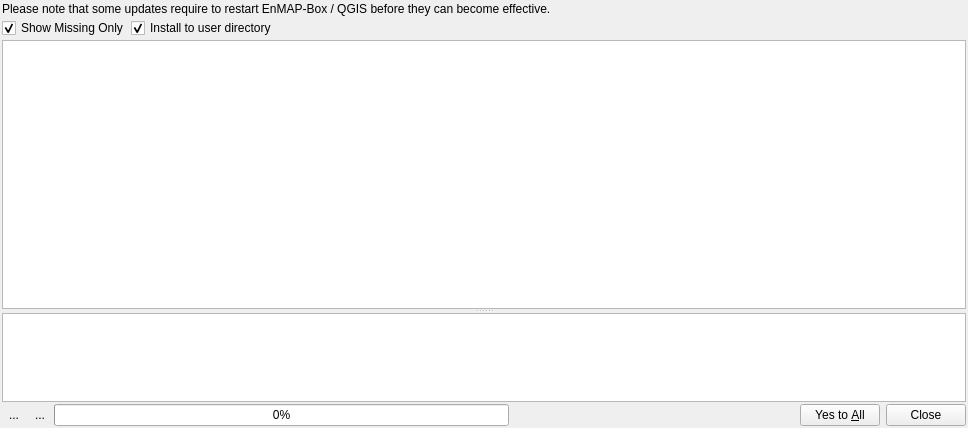
This is enmapbox/gui/ui/pippackageinstaller.ui in EnMAP-Box/enmap-box as Qt 5 draws it before an edit. The edited form follows.
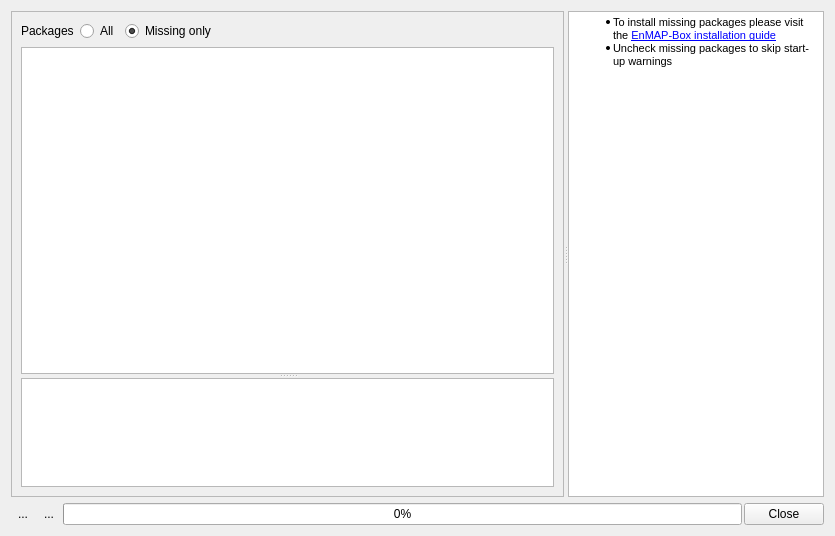
This is the edited form. Icons and pictures are not drawn. Custom widgets are drawn as their Qt base class.

Commit message:
dependencycheck uses pip package instead of subcommand
refactored PIPInstaller GUI

Patch:
```diff
--- a/enmapbox/gui/ui/pippackageinstaller.ui
+++ b/enmapbox/gui/ui/pippackageinstaller.ui
@@ -6,61 +6,65 @@
    <rect>
     <x>0</x>
     <y>0</y>
-    <width>968</width>
-    <height>428</height>
+    <width>835</width>
+    <height>536</height>
    </rect>
   </property>
   <property name="windowTitle">
-   <string>PIP Package Installer</string>
+   <string>PyPI Package Info</string>
+  </property>
+  <layout class="QVBoxLayout" name="verticalLayout_2">
+   <item>
+    <widget class="QSplitter" name="splitter_2">
+     <property name="sizePolicy">
+      <sizepolicy hsizetype="Expanding" vsizetype="Preferred">
+       <horstretch>0</horstretch>
+       <verstretch>2</verstretch>
+      </sizepolicy>
+     </property>
+     <property name="orientation">
+      <enum>Qt::Horizontal</enum>
+     </property>
+     <widget class="QFrame" name="frame">
+      <property name="sizePolicy">
+       <sizepolicy hsizetype="Preferred" vsizetype="Preferred">
+        <horstretch>2</horstretch>
+        <verstretch>0</verstretch>
+       </sizepolicy>
+      </property>
+      <property name="frameShape">
+       <enum>QFrame::StyledPanel</enum>
+      </property>
+      <property name="frameShadow">
+       <enum>QFrame::Raised</enum>
   </property>
   <layout class="QVBoxLayout" name="verticalLayout">
-   <property name="spacing">
-    <number>2</number>
-   </property>
-   <property name="leftMargin">
-    <number>2</number>
-   </property>
-   <property name="topMargin">
-    <number>2</number>
-   </property>
-   <property name="rightMargin">
-    <number>2</number>
-   </property>
-   <property name="bottomMargin">
-    <number>2</number>
-   </property>
-   <item>
-    <widget class="QLabel" name="label">
-     <property name="text">
-      <string>Please note that some updates require to restart EnMAP-Box / QGIS before they can become effective.</string>
-     </property>
-    </widget>
-   </item>
    <item>
     <layout class="QHBoxLayout" name="horizontalLayout">
      <property name="spacing">
-      <number>2</number>
+          <number>6</number>
      </property>
      <property name="topMargin">
       <number>0</number>
      </property>
      <item>
-      <widget class="QCheckBox" name="cbMissingOnly">
+          <widget class="QLabel" name="label_2">
        <property name="text">
-        <string>Show Missing Only</string>
-       </property>
-       <property name="checked">
-        <bool>true</bool>
-       </property>
+            <string>Packages</string>
+           </property>
       </widget>
      </item>
      <item>
-      <widget class="QCheckBox" name="cbUser">
-       <property name="enabled">
-        <bool>true</bool>
-       </property>
+          <widget class="QRadioButton" name="rbAll">
+           <property name="text">
+            <string>All</string>
+           </property>
+          </widget>
+         </item>
+         <item>
+          <widget class="QRadioButton" name="rbMissingOnly">
        <property name="text">
-        <string>Install to user directory</string>
+            <string>Missing only</string>
        </property>
        <property name="checked">
         <bool>true</bool>
@@ -120,6 +124,20 @@
      </widget>
     </widget>
    </item>
+      </layout>
+     </widget>
+     <widget class="QTextBrowser" name="textBrowser_2">
+      <property name="html">
+       <string>&lt;!DOCTYPE HTML PUBLIC &quot;-//W3C//DTD HTML 4.0//EN&quot; &quot;http://www.w3.org/TR/REC-html40/strict.dtd&quot;&gt;
+&lt;html&gt;&lt;head&gt;&lt;meta name=&quot;qrichtext&quot; content=&quot;1&quot; /&gt;&lt;style type=&quot;text/css&quot;&gt;
+p, li { white-space: pre-wrap; }
+&lt;/style&gt;&lt;/head&gt;&lt;body style=&quot; font-family:'MS Shell Dlg 2'; font-size:7.8pt; font-weight:400; font-style:normal;&quot;&gt;
+&lt;ul style=&quot;margin-top: 0px; margin-bottom: 0px; margin-left: 0px; margin-right: 0px; -qt-list-indent: 1;&quot;&gt;&lt;li style=&quot; font-size:8pt;&quot; style=&quot; margin-top:12px; margin-bottom:0px; margin-left:0px; margin-right:0px; -qt-block-indent:0; text-indent:0px;&quot;&gt;To install missing packages please visit the &lt;a href=&quot;https://enmap-box.readthedocs.io/en/latest/usr_section/usr_installation.html&quot;&gt;&lt;span style=&quot; text-decoration: underline; color:#0000ff;&quot;&gt;EnMAP-Box installation guide&lt;/span&gt;&lt;/a&gt;&lt;/li&gt;
+&lt;li style=&quot; font-size:8pt;&quot; style=&quot; margin-top:0px; margin-bottom:12px; margin-left:0px; margin-right:0px; -qt-block-indent:0; text-indent:0px;&quot;&gt;Uncheck missing packages to skip start-up warnings&lt;/li&gt;&lt;/ul&gt;&lt;/body&gt;&lt;/html&gt;</string>
+      </property>
+     </widget>
+    </widget>
+   </item>
    <item>
     <layout class="QHBoxLayout" name="horizontalLayout_2">
      <property name="spacing">
@@ -158,6 +176,12 @@
      </item>
      <item>
       <widget class="QProgressBar" name="progressBar">
+       <property name="sizePolicy">
+        <sizepolicy hsizetype="Expanding" vsizetype="Fixed">
+         <horstretch>1</horstretch>
+         <verstretch>0</verstretch>
+        </sizepolicy>
+       </property>
        <property name="value">
         <number>0</number>
        </property>
@@ -166,7 +190,7 @@
      <item>
       <widget class="QDialogButtonBox" name="buttonBox">
        <property name="standardButtons">
-        <set>QDialogButtonBox::Close|QDialogButtonBox::YesToAll</set>
+        <set>QDialogButtonBox::Close</set>
        </property>
       </widget>
      </item>
```
Left out of the diff: 8 changed lines with no effect on the pictures. Lines whose indentation alone changed are shown as unchanged. The commit also changes 3 other files.
